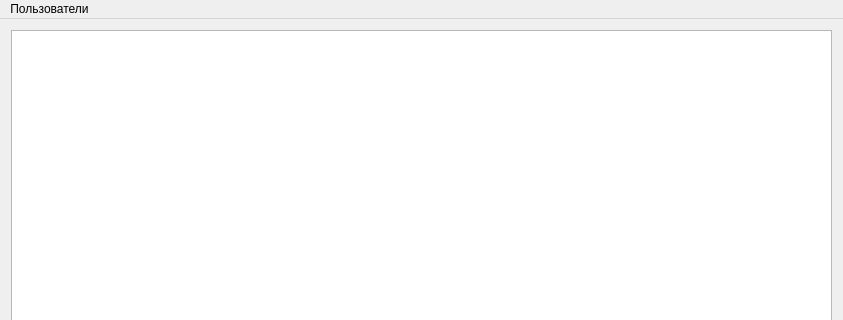
Before: the Qt Designer form toAdmin/admin.ui in Veala/toAdmin, drawn with Qt 5; both pictures show x 0 to 843 and y 0 to 320 of the 843 by 587 pixel window.
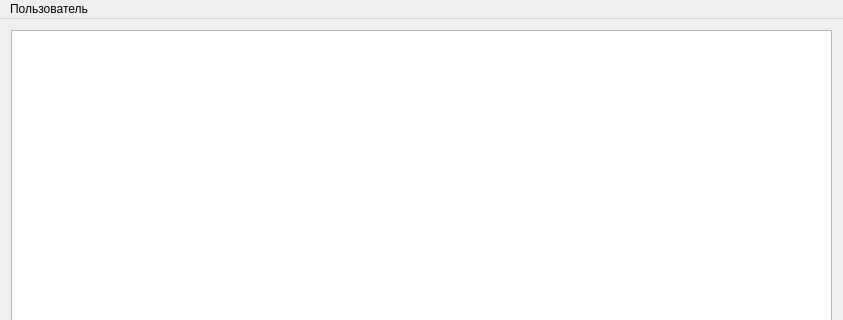
After: the same form once the commit is applied.

Commit message: to search login-password quest, control keys, create dialogs

Patch:
```diff
--- a/toAdmin/admin.ui
+++ b/toAdmin/admin.ui
@@ -31,7 +31,7 @@
    </property>
    <widget class="QMenu" name="menu">
     <property name="title">
-     <string>Пользователи</string>
+     <string>Пользователь</string>
     </property>
     <addaction name="addUserAction"/>
     <addaction name="accessRightsAction"/>
```
Left out of the diff: 16 changed lines with no effect on the pictures. The commit also changes 7 other files.
